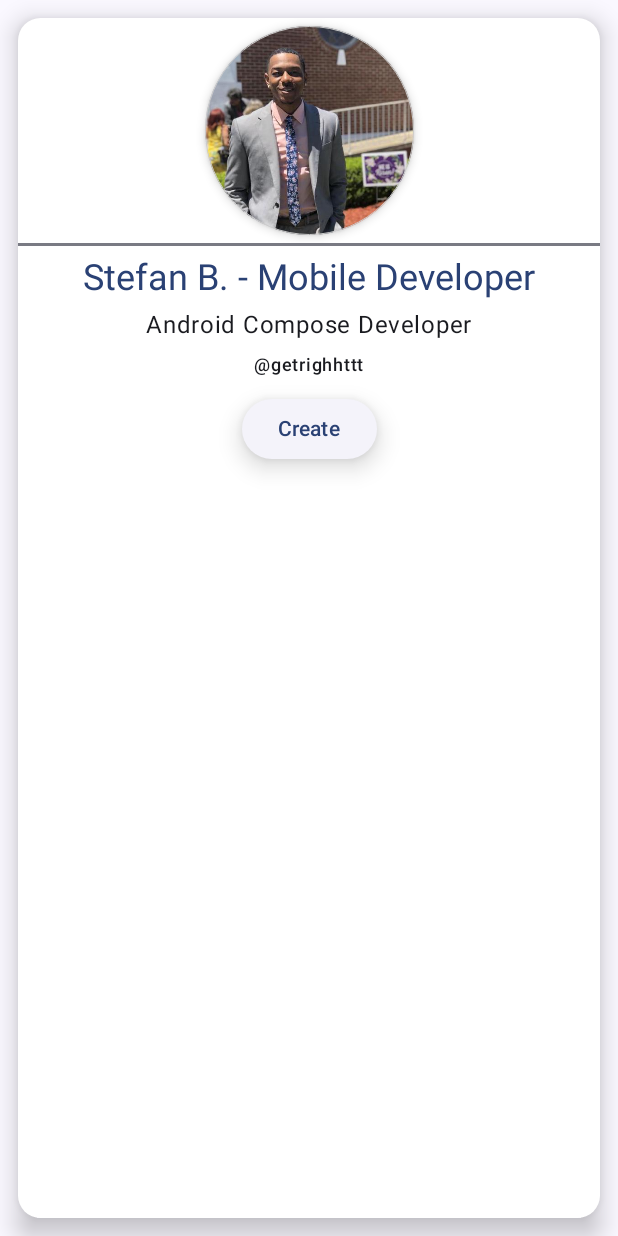
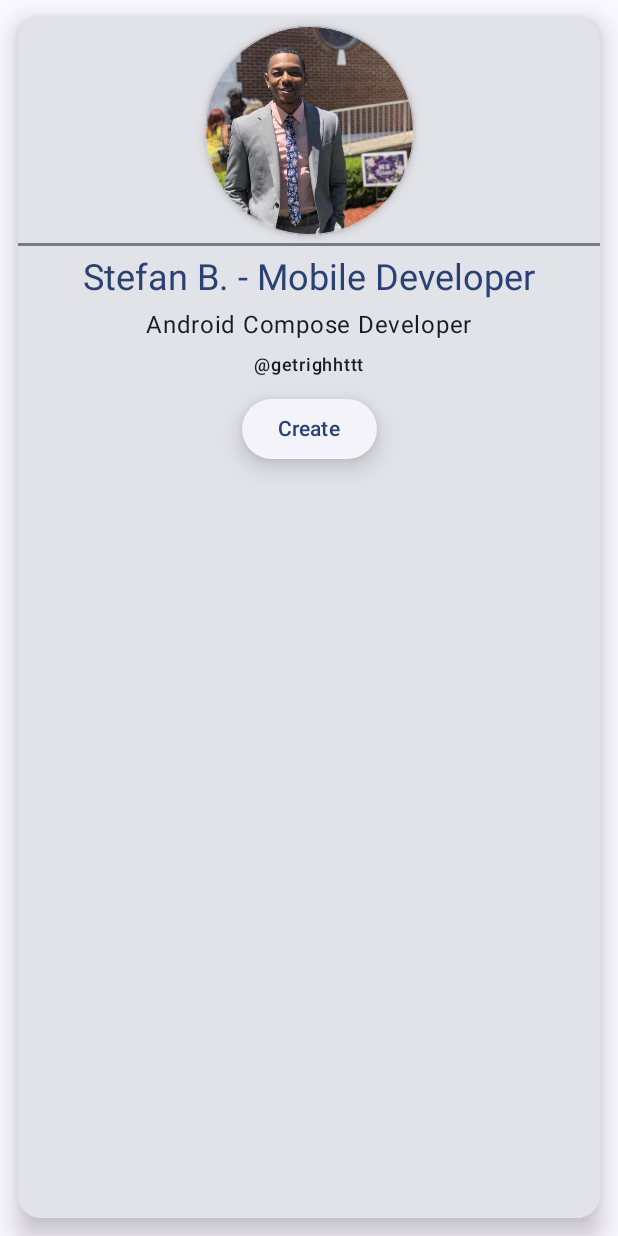
Before and after one commit to GetRighhttt/BizCardCompose, an Android app built with Jetpack Compose: the screen it shows after launch (MainActivity), after a tap on "Create", on a phone screen of 412 x 824 dp. Run offline under Robolectric (Android 15) with nearby library versions, the phone set to English and light mode, and no system bars.

Commit message:
removed import.

```diff
--- a/app/src/main/java/com/example/bizcardapp/MainActivity.kt
+++ b/app/src/main/java/com/example/bizcardapp/MainActivity.kt
@@ -9,6 +9,7 @@ import androidx.compose.foundation.Image
 import androidx.compose.foundation.layout.Arrangement
 import androidx.compose.foundation.layout.Box
 import androidx.compose.foundation.layout.Column
+import androidx.compose.foundation.layout.Row
 import androidx.compose.foundation.layout.fillMaxHeight
 import androidx.compose.foundation.layout.fillMaxWidth
 import androidx.compose.foundation.layout.height
@@ -35,7 +36,6 @@ import androidx.compose.ui.Alignment
 import androidx.compose.ui.Modifier
 import androidx.compose.ui.graphics.Color
 import androidx.compose.ui.graphics.Color.Companion.LightGray
-import androidx.compose.ui.graphics.Color.Companion.White
 import androidx.compose.ui.graphics.RectangleShape
 import androidx.compose.ui.layout.ContentScale
 import androidx.compose.ui.res.painterResource
@@ -71,7 +71,6 @@ fun CreateBizCard() {
                 .height(390.dp)
                 .padding(12.dp),
             shape = RoundedCornerShape(corner = CornerSize(15.dp)),
-            colors = CardDefaults.cardColors(containerColor = White),
             elevation = CardDefaults.cardElevation(defaultElevation = 10.dp)
         ) {
             // column
@@ -138,7 +137,9 @@ fun Portfolio(data: List<String>) {
                 shape = RectangleShape,
                 elevation = CardDefaults.cardElevation(defaultElevation = 4.dp)
             ) {
-
+                Row {
+                    CreateImageProfile()
+                }
             }
         }
     }
```
